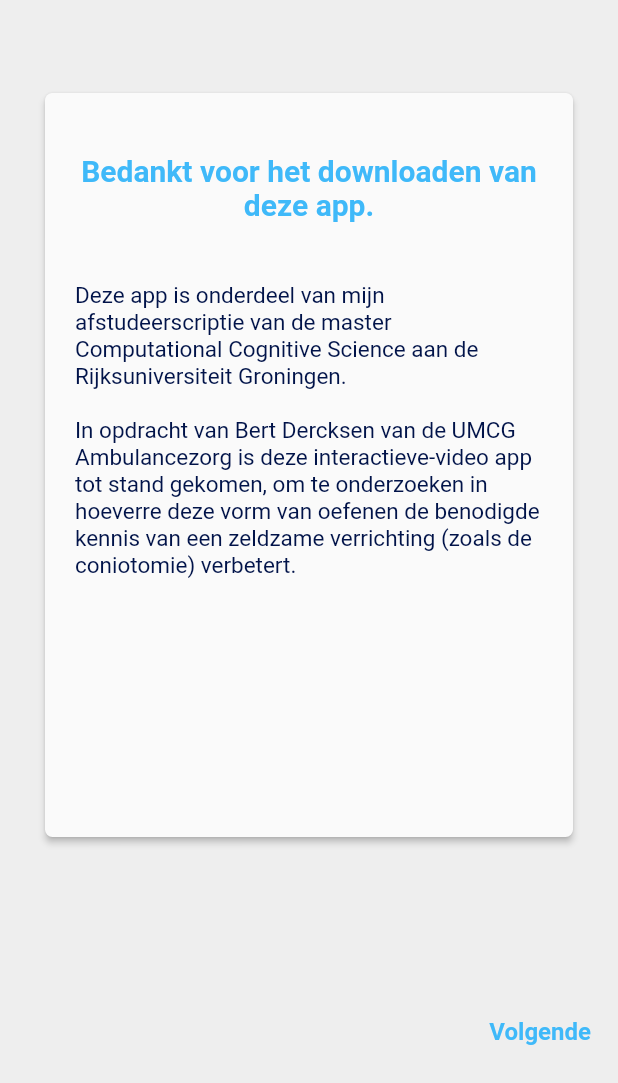
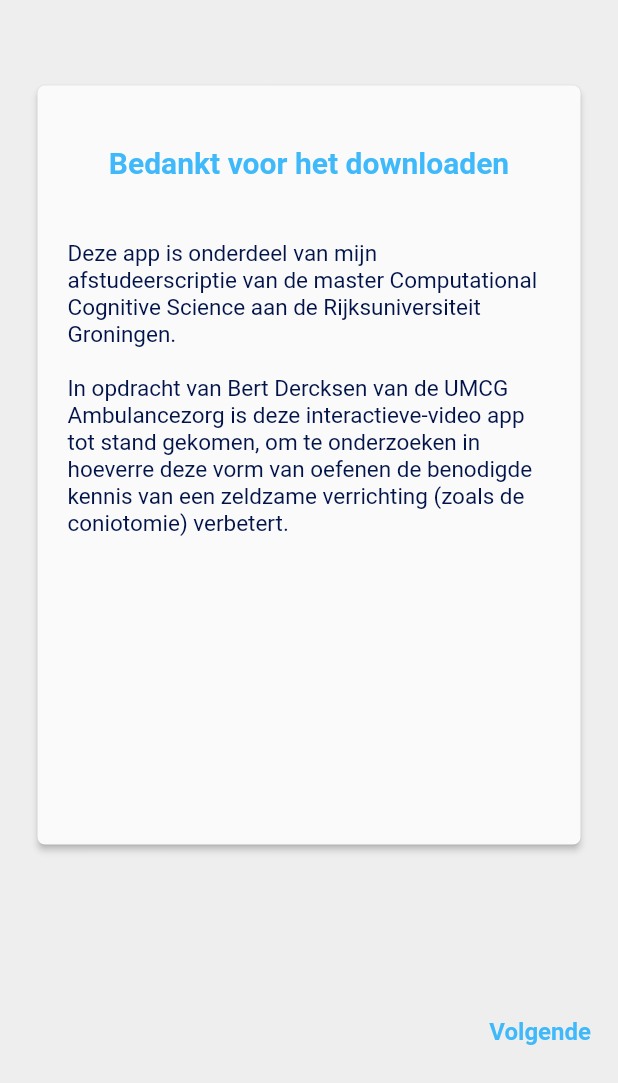
Before and after one commit to floorkuipers/ambu, a Flutter app: the IntroScreen screen opened directly, on a phone screen of 412 x 824 dp, the part 153-1236 px from its top. Run offline on Flutter 3.47's test engine with Material 2 defaults, Android fonts, the light colour scheme and no system bars; our stand-ins replace cloud_firestore, firebase_auth, firebase_core, firebase_database, flutter_spinkit, percent_indicator and 2 more; accounts and stored records are empty.

Commit message:
final bugs ?

```diff
--- a/lib/models/appInfo.dart
+++ b/lib/models/appInfo.dart
@@ -1,8 +1,8 @@
 class appInfo{
-  static const String bedankt = "Bedankt voor het downloaden van deze app.";
+  static const String bedankt = "Bedankt voor het downloaden";
   static const String bedanktText = "Deze app is onderdeel van mijn afstudeerscriptie van de master Computational Cognitive Science aan de Rijksuniversiteit Groningen. \n\nIn opdracht van Bert Dercksen van de UMCG Ambulancezorg is deze interactieve-video app tot stand gekomen, om te onderzoeken in hoeverre deze vorm van oefenen de benodigde kennis van een zeldzame verrichting (zoals de coniotomie) verbetert.";
   static const String hoe = "Hoe werkt de app?";
-  static const String hoeText = "In deze zogenoemde beta versie van de app zijn er alleen van de verrichting Coniotomie oefeningen te vinden. Door te klikken op deze verrichting krijg je een lijst met interactieve video oefeningen te zien. Ter voorbereiding op de beoordeling met de fantoompop vraag ik je om deze oefeningen te doen. \n\nOm overzicht te krijgen van de hoeveelheid deelnemers van mijn app is het nodig om een account aan te maken. Dit kun je doen door in te loggen met een e-mailadres of door ‘anoniem’ in te loggen. Let op: als je anoniem inlogt ben je je gegevens en voortgang kwijt zodra je uitlogt.";
+  static const String hoeText = "In deze zogenoemde béta versie van de app zijn er alleen van de verrichting Coniotomie oefeningen te vinden. Door te klikken op deze verrichting krijg je een lijst met interactieve video oefeningen te zien. Ter voorbereiding op de beoordeling met de fantoompop vraag ik je om deze oefeningen te doen. \n\nOm overzicht te krijgen van de hoeveelheid deelnemers van mijn app is het nodig om een account aan te maken.";
   static const String gegevens = "Gegevens";
   static const String gegevensText = "De app houdt je score bij op de verschillende oefeningen en welke oefeningen reeds zijn uitgevoerd en welke nog niet. \n\nDeze gegevens worden verwijderd uit de database zodra de fantoompop toetsingen geweest zijn en zullen alleen intern gebruikt worden voor mijn benoemde scriptie onderzoek. N.B. Deze app heeft dus internet nodig! Gebruik bij voorkeur een Wi-Fi verbinding.";
   static const String vastlopen = "Loop je ergens tegenaan?";
--- a/lib/pages/interactive_videos/videoPlayerScreen.dart
+++ b/lib/pages/interactive_videos/videoPlayerScreen.dart
@@ -108,7 +108,7 @@ class _videoPlayerScreenState extends State<videoPlayerScreen>
           if (videoPlayer && _notification == null) {
             dataSet.viewedVideo("$topic$counter");
             question2(context, topic);
-            this.setState(() {
+            if (mounted) this.setState(() {
               videoPlayer = false;
             });
           }
--- a/lib/pages/interactive_videos/videodata.dart
+++ b/lib/pages/interactive_videos/videodata.dart
@@ -103,10 +103,10 @@ class MyExcelTable {
 
 class dataset with ChangeNotifier {
   static List<MyExcelTable> data = [
-    MyExcelTable('Coniotomie','Doczero1','Fixeren','Wat wordt hier gefixeerd?','Larynx','Luchtpijp', '', 'Answer1', false, true, 0),
-    MyExcelTable('Coniotomie', 'Doczero2', 'Palperen', 'Na het palperen van de adamsappel met de wijsvinger beweeg je de vinger tot het ...', 'Cricothyroid membraan', 'Ringkraakbeen', 'Trachea', 'Answer1', false, true, 0),
-    MyExcelTable('Coniotomie', 'Doczero3', 'Hoek', 'Onder welke hoek wordt de naald aangeprikt?', '75°', '45°', '30°', 'Answer3', false, true, 0),
-    MyExcelTable('Coniotomie', 'Doczero4', '', '', '', '', '', '', true, true,0),
+    // MyExcelTable('Coniotomie','Doczero1','Fixeren','Wat wordt hier gefixeerd?','Larynx','Luchtpijp', '', 'Answer1', false, true, 0),
+    // MyExcelTable('Coniotomie', 'Doczero2', 'Palperen', 'Na het palperen van de adamsappel met de wijsvinger beweeg je de vinger tot het ...', 'Cricothyroid membraan', 'Ringkraakbeen', 'Trachea', 'Answer1', false, true, 0),
+    // MyExcelTable('Coniotomie', 'Doczero3', 'Hoek', 'Onder welke hoek wordt de naald aangeprikt?', '75°', '45°', '30°', 'Answer3', false, true, 0),
+    // MyExcelTable('Coniotomie', 'Doczero4', '', '', '', '', '', '', true, true,0),
     MyExcelTable("Coniotomie", "Uitgebreide_noodconiotomie1", 'Inbrengrichting', 'Moet de naald naar boven of beneden gericht worden bij het inbrengen?', 'Naar boven', 'Naar beneden', '', 'Answer2', false, true,0),
     MyExcelTable("Coniotomie", "Uitgebreide_noodconiotomie2", 'Diep genoeg', 'Hoe weet je dat je de naald diep genoeg ingebracht hebt?', 'Je voelt weerstand', 'Er komt lucht in de naald', 'De naald zit 2cm diep', 'Answer2', false, true,0),
     MyExcelTable("Coniotomie", "Uitgebreide_noodconiotomie3", 'Verwijderen', 'Waar moet je op letten bij het verwijderen van de  naald?', 'Katheter op zijn plek houden', 'De naald op 45° houden', '', 'Answer1', false, true,0),
@@ -116,7 +116,6 @@ class dataset with ChangeNotifier {
     MyExcelTable("Coniotomie", "Oefenfantoom3", 'Hoek', 'Op welke hoek breng je de naald in?', '90°', '45°', '30°', 'Answer3', false, true,0),
     MyExcelTable("Coniotomie", "Oefenfantoom4", 'Trachea', 'Wat is een indicatie dat de naald de trachea bereikt heeft?', 'Lucht in de naald', 'Weerstand', '', '', false, true,0),
     MyExcelTable("Coniotomie", "Oefenfantoom5", '', '', '', '', '', '', true, true,0),
-
   ];
 
   void correctAnswer(topic) {
--- a/lib/pages/walkthrough.dart
+++ b/lib/pages/walkthrough.dart
@@ -46,7 +46,7 @@ class WalkthroughState extends State<Walkthrough>
   @override
   Widget build(BuildContext context) {
     return new Container(
-      padding: EdgeInsets.all(20.0),
+      padding: EdgeInsets.all(15.0),
       child: Material(
         animationDuration: Duration(milliseconds: 500),
         elevation: 2.0,
```
